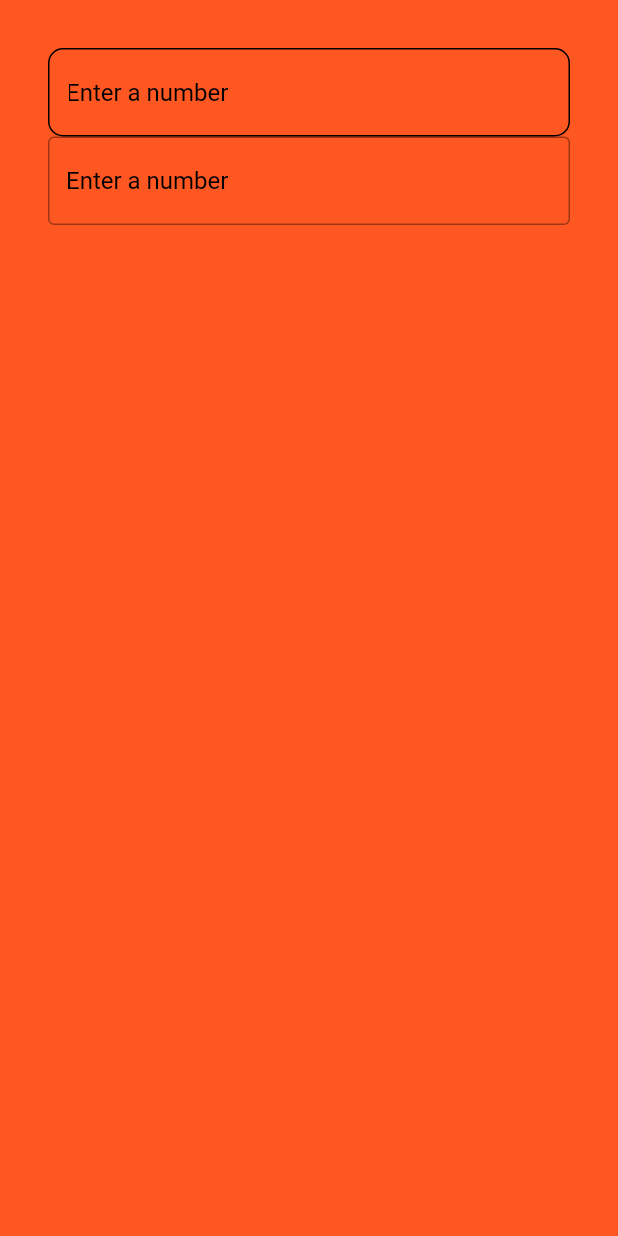
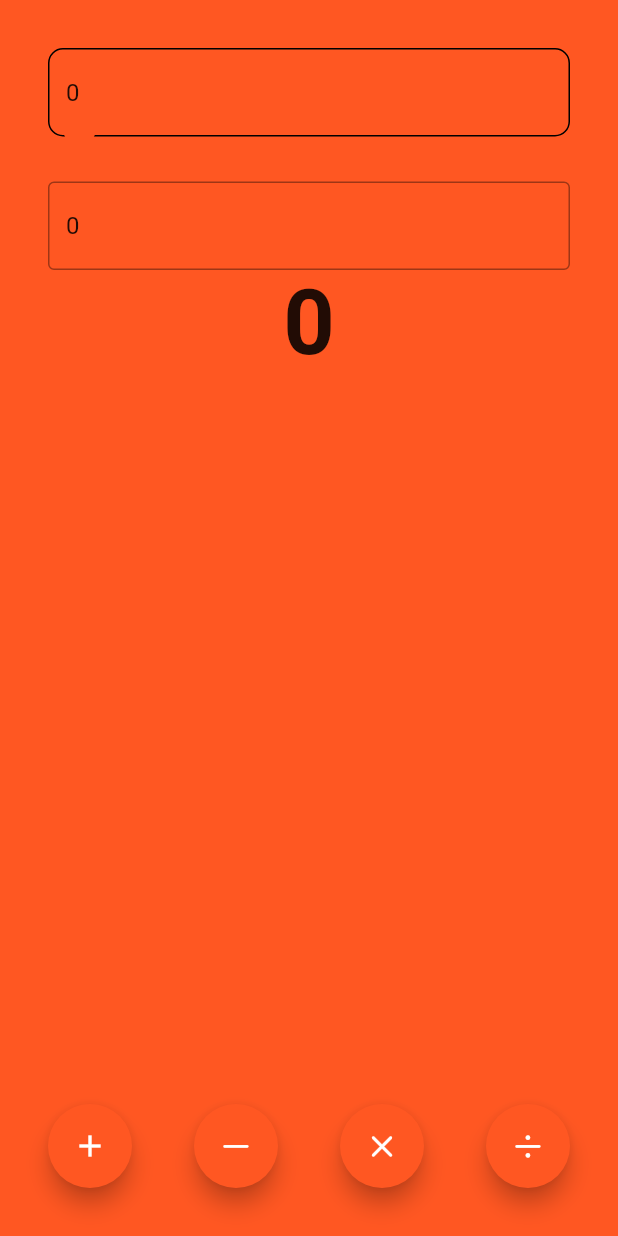
Before and after one commit to Wasisirshar/course, a Flutter app: the screen it shows after launch, on a phone screen of 412 x 824 dp. Run offline on Flutter 3.47's test engine with Material 2 defaults, Android fonts, the phone set to English and light mode, and no system bars.

Commit message:
wokin on dislpy

```diff
--- a/lib/app/app.dart
+++ b/lib/app/app.dart
@@ -6,12 +6,12 @@ class MyApp extends StatelessWidget {
 
   @override
   Widget build(BuildContext context) {
-    return   MaterialApp(
+    return MaterialApp(
       title: 'Flutter learn',
       theme: ThemeData(
         primarySwatch: Colors.deepOrange,
       ),
-      home: HomeView(),
+      home: const HomeView(),
     );
   }
 }
--- a/lib/main.dart
+++ b/lib/main.dart
@@ -3,5 +3,6 @@ import 'app/app.dart';
 
 
 void main() {
-  runApp(const MyApp());
+  runApp(const MyApp(),
+  );
 }
--- a/lib/views/calculator_view.dart
+++ b/lib/views/calculator_view.dart
@@ -1,53 +1,124 @@
+import 'package:flutter/cupertino.dart';
 import 'package:flutter/material.dart';
 
-class CalculatorView extends StatelessWidget {
+class CalculatorView extends StatefulWidget {
   const CalculatorView({super.key});
 
   @override
+  State<CalculatorView> createState() => _CalculatorViewState();
+}
+
+class _CalculatorViewState extends State<CalculatorView> {
+  int x = 0;
+  int y = 0;
+  num z = 0;
+
+  final displayOneController = TextEditingController();
+  final displayTwoController = TextEditingController();
+
+  @override
+  void initState() {
+    // TODO: implement initState
+    super.initState();
+    displayOneController.text = x.toString();
+    displayTwoController.text = y.toString();
+  }
+
+  @override
   Widget build(BuildContext context) {
-    return  const Padding(
-      padding: EdgeInsets.all(32.0),
+    return Padding(
+      padding: const EdgeInsets.all(32.0),
       child: Column(
         children: [
-        DisplayOne(),
-          DisplayOne(),
+          //Input code
+          Display(
+            hint: 'Enter first number',
+            controller: displayOneController,
+          ),
+          const SizedBox(
+            height: 30,
+          ),
+          Display(
+            hint: 'Enter second number',
+            controller: displayTwoController,
+          ),
+          //
+          Text(
+            z.toString(),
+            style: const TextStyle(
+              fontSize: 60,
+              fontWeight: FontWeight.bold,
+            ),
+          ),
+
+          const Spacer(),
+
+          Row(
+            mainAxisAlignment: MainAxisAlignment.spaceBetween,
+            children: [
+              FloatingActionButton(
+                onPressed: () {
+                  z = x + y;
+                },
+                child: const Icon(Icons.add),
+              ),
+              FloatingActionButton(
+                onPressed: () {
+                  z = x - y;
+                },
+                child: const Icon(CupertinoIcons.minus),
+              ),
+              FloatingActionButton(
+                onPressed: () {
+                  z = x * y;
+                },
+                child: const Icon(CupertinoIcons.multiply),
+              ),
+              FloatingActionButton(
+                onPressed: () {
+                  z = x / y;
+                },
+                child: const Icon(CupertinoIcons.divide),
+              ),
+            ],
+          )
         ],
       ),
     );
   }
 }
 
+//
+//
+//
+//
+//
+class Display extends StatelessWidget {
+  const Display(
+      {super.key, this.hint = 'Enter a Number', required this.controller});
 
-
-
-
-
-class DisplayOne extends StatelessWidget {
-  const DisplayOne({super.key});
+  final String hint;
+  final TextEditingController controller;
 
   @override
   Widget build(BuildContext context) {
-    return    TextField(
+    return TextField(
+      controller: controller,
       keyboardType: TextInputType.number,
       autofocus: true,
       decoration: InputDecoration(
-          focusedBorder:  OutlineInputBorder(
-            borderSide: const BorderSide(
-                color: Colors.black
-            ),
+          focusedBorder: OutlineInputBorder(
+            borderSide: const BorderSide(color: Colors.black),
             borderRadius: BorderRadius.circular(10),
           ),
-          border:  const OutlineInputBorder(
+          border: const OutlineInputBorder(
             borderSide: BorderSide(
               color: Colors.black,
               width: 3.0,
             ),
           ),
-          hintText: 'Enter a number',
-          hintStyle: const TextStyle(
-              color: Colors.black
-          )
-      ),
+          hintText: hint,
+          hintStyle: const TextStyle(color: Colors.black)),
     );
   }
 }
```
